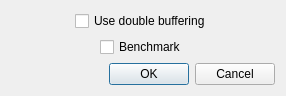
Qt form gui/ui/retracerdialog.ui (apitrace/apitrace) before a commit.
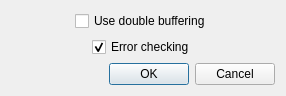
The same form after that commit.

Commit message:
Call the action "error checking" instead of "benchmarking"
the former is a lot more descriptive.

Diff of the .ui file:
```diff
--- a/gui/ui/retracerdialog.ui
+++ b/gui/ui/retracerdialog.ui
@@ -78,7 +78,10 @@
      <item>
       <widget class="QCheckBox" name="benchmarkCB">
        <property name="text">
-        <string>Benchmark</string>
+        <string>Error checking</string>
+       </property>
+       <property name="checked">
+        <bool>true</bool>
        </property>
       </widget>
      </item>
```
Left out of the diff: 2 changed lines with no effect on the pictures. The commit also changes 2 other files.
